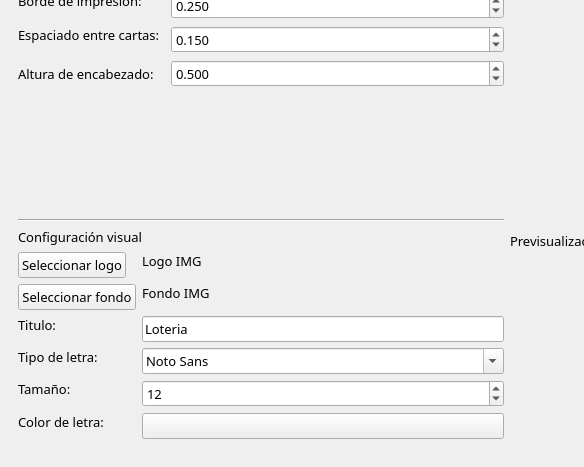
Qt form gui/mainView.ui (JhovaneSotoP/Lotify) before a commit; both pictures show x 0 to 584 and y 185 to 652 of the 1014 by 851 pixel window.
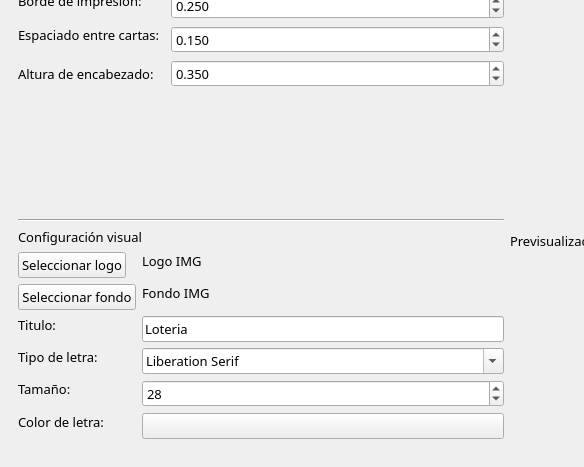
The same form after that commit. The open tabs and pages were chosen to show the change.

Patch:
```diff
--- a/gui/mainView.ui
+++ b/gui/mainView.ui
@@ -331,7 +331,7 @@
                    <double>0.050000000000000</double>
                   </property>
                   <property name="value">
-                   <double>0.500000000000000</double>
+                   <double>0.350000000000000</double>
                   </property>
                  </widget>
                 </item>
@@ -463,7 +463,7 @@
                   </property>
                   <property name="currentFont">
                    <font>
-                    <family>Myanmar Text</family>
+                    <family>Times New Roman</family>
                     <pointsize>10</pointsize>
                    </font>
                   </property>
@@ -494,7 +494,7 @@
                    <number>1</number>
                   </property>
                   <property name="value">
-                   <number>12</number>
+                   <number>28</number>
                   </property>
                  </widget>
                 </item>
```
Left out of the diff: 15 changed lines with no effect on the pictures.
